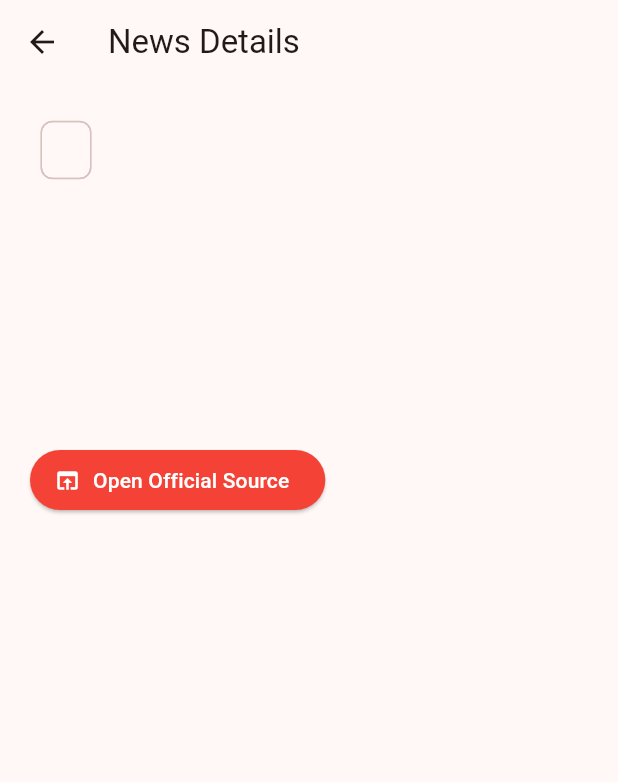
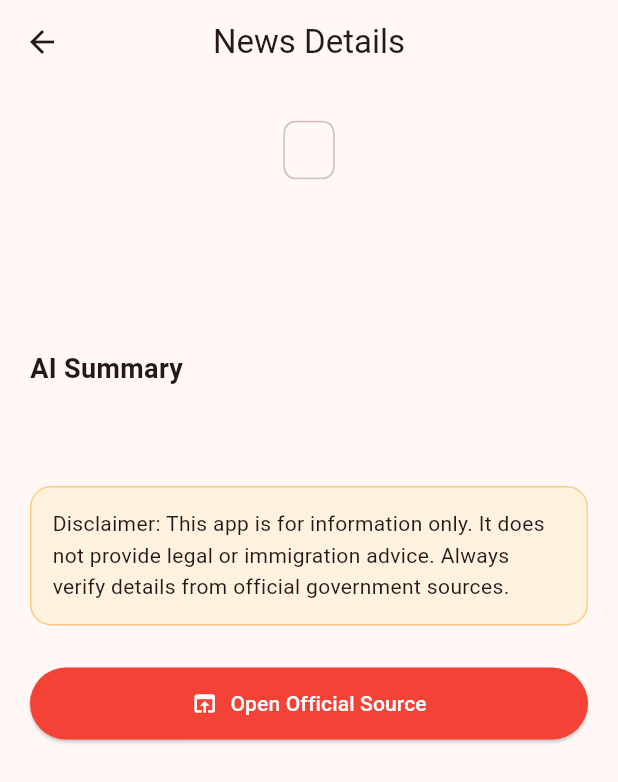
Before and after one commit to darshanramani/canada_immigration_news, a Flutter app: the NewsDetailsScreen screen opened directly with empty values, on a phone screen of 412 x 824 dp. Shown: the top 782 px of the screen. Run offline on Flutter 3.47's test engine with Material 3 defaults, Android fonts, the light colour scheme and no system bars; our stand-ins replace cloud_firestore, firebase_core, shared_preferences; accounts and stored records are empty.

Commit message:
initial stage front end done

```diff
--- a/lib/main.dart
+++ b/lib/main.dart
@@ -1,5 +1,5 @@
 import 'package:flutter/material.dart';
-import 'data/dummy_news.dart';
+// import 'data/dummy_news.dart';
 import 'widgets/news_card.dart';
 import 'models/news_model.dart';
 import 'package:url_launcher/url_launcher.dart';
@@ -304,27 +304,77 @@ class NewsDetailsScreen extends StatelessWidget {
   @override
   Widget build(BuildContext context) {
     return Scaffold(
-      appBar: AppBar(title: const Text('News Details')),
-      body: Padding(
+      appBar: AppBar(
+        title: const Text('News Details'),
+        centerTitle: true,
+      ),
+      body: ListView(
         padding: const EdgeInsets.all(20),
-        child: Column(
-          crossAxisAlignment: CrossAxisAlignment.start,
         children: [
           Chip(label: Text(category)),
-            const SizedBox(height: 20),
+
+          const SizedBox(height: 18),
+
           Text(
             title,
-              style: const TextStyle(fontSize: 28, fontWeight: FontWeight.bold, height: 1.3),
+            style: const TextStyle(
+              fontSize: 28,
+              fontWeight: FontWeight.bold,
+              height: 1.3,
             ),
-            const SizedBox(height: 12),
-            Text(date, style: TextStyle(color: Colors.grey.shade600)),
+          ),
+
+          const SizedBox(height: 10),
+
+          Text(
+            date,
+            style: TextStyle(
+              color: Colors.grey.shade600,
+            ),
+          ),
+
           const SizedBox(height: 24),
-            Text(summary, style: const TextStyle(fontSize: 18, height: 1.6)),
-            const SizedBox(height: 30),
+
+          const Text(
+            'AI Summary',
+            style: TextStyle(
+              fontSize: 18,
+              fontWeight: FontWeight.bold,
+            ),
+          ),
+
+          const SizedBox(height: 10),
+
+          Text(
+            summary,
+            style: const TextStyle(
+              fontSize: 17,
+              height: 1.6,
+            ),
+          ),
+
+          const SizedBox(height: 28),
+
+          Container(
+            padding: const EdgeInsets.all(14),
+            decoration: BoxDecoration(
+              color: Colors.orange.shade50,
+              borderRadius: BorderRadius.circular(14),
+              border: Border.all(color: Colors.orange.shade200),
+            ),
+            child: const Text(
+              'Disclaimer: This app is for information only. It does not provide legal or immigration advice. Always verify details from official government sources.',
+              style: TextStyle(height: 1.5),
+            ),
+          ),
+
+          const SizedBox(height: 28),
+
           ElevatedButton.icon(
             style: ElevatedButton.styleFrom(
               backgroundColor: Colors.red,
               foregroundColor: Colors.white,
+              padding: const EdgeInsets.symmetric(vertical: 14),
             ),
             onPressed: () async {
               final Uri url = Uri.parse(sourceUrl);
@@ -340,7 +390,6 @@ class NewsDetailsScreen extends StatelessWidget {
             label: const Text('Open Official Source'),
           ),
         ],
-        ),
       ),
     );
   }
```
Lines whose indentation alone changed are shown as unchanged.
